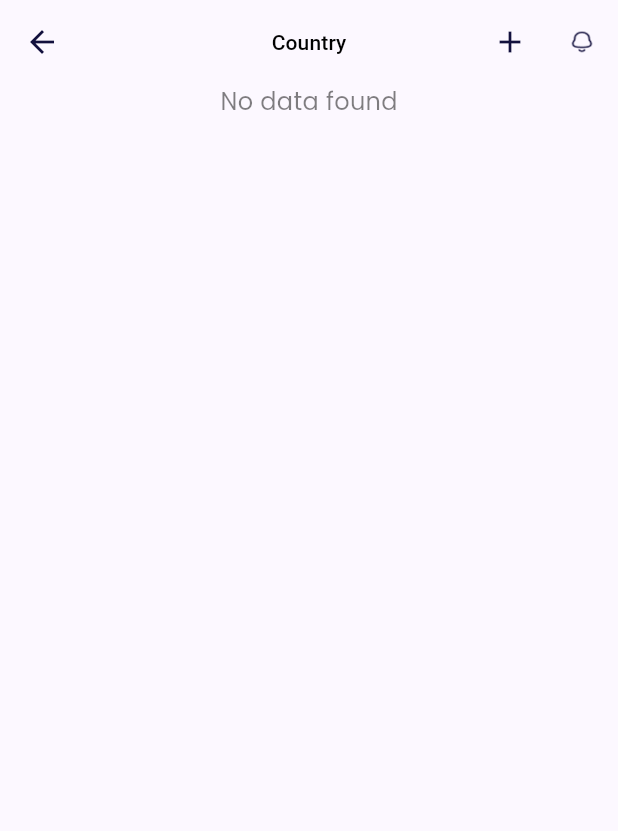
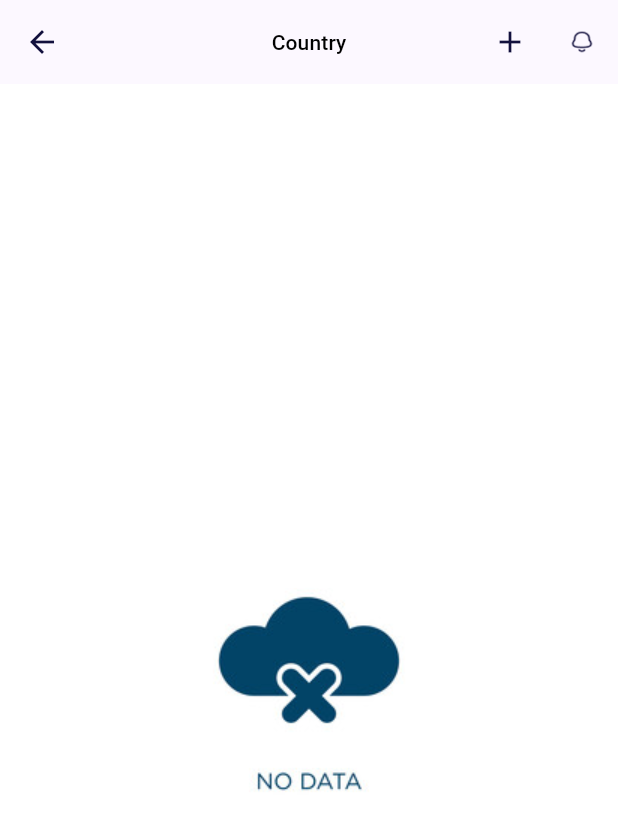
Before and after one commit to frontendweb-sg/shoal_app, a Flutter app: the CountryScreen screen opened directly, on a phone screen of 412 x 824 dp. Shown: the top 831 px of the screen. Run offline on Flutter 3.47's test engine with Material 3 defaults, Android fonts, the phone set to English and light mode, and no system bars; our stand-ins replace dartz, dio, dots_indicator, equatable, file_picker, flutter_riverpod and 7 more; accounts and stored records are empty; generated files the repository leaves out were written again; network calls fail; project files that could hold a hidden picture were left out.

Commit message:
add no data image

```diff
--- a/lib/core/constants/images.dart
+++ b/lib/core/constants/images.dart
@@ -25,6 +25,7 @@ class AppImage {
   static const imgWalletTabIcon = "assets/images/wallet-tab-icon.svg";
   static const imgInfoGrayIcon = "assets/images/info-gray-icon.svg";
 
+  static const imgNoImage = "assets/images/no-image.jpg";
   static const imgHomeScreenBg = "assets/images/home-top-bg.png";
   static const imgCreditCardIcon = "assets/images/credit-card-Icon.png";
   static const imgUserDollarIcon = "assets/images/user-dollar-icon.png";
--- a/lib/modules/country/presenter/pages/add_country.dart
+++ b/lib/modules/country/presenter/pages/add_country.dart
@@ -1,11 +1,7 @@
-import 'dart:isolate';
-
 import 'package:flutter/material.dart';
 import 'package:flutter_riverpod/flutter_riverpod.dart';
-import 'package:shoal_app/config/theme/colors.dart';
 import 'package:shoal_app/config/theme/decorations.dart';
 import 'package:shoal_app/config/theme/typography.dart';
-import 'package:shoal_app/core/errors/failure.dart';
 import 'package:shoal_app/core/i18n/contents.dart';
 import 'package:shoal_app/core/params/params.dart';
 import 'package:shoal_app/modules/country/presenter/providers/country.dart';
--- a/lib/modules/country/presenter/pages/country.dart
+++ b/lib/modules/country/presenter/pages/country.dart
@@ -1,6 +1,7 @@
 import 'package:flutter/material.dart';
 import 'package:flutter_riverpod/flutter_riverpod.dart';
 import 'package:shoal_app/config/theme/colors.dart';
+import 'package:shoal_app/core/constants/images.dart';
 import 'package:shoal_app/modules/country/presenter/pages/add_country.dart';
 import 'package:shoal_app/modules/country/presenter/providers/country.dart';
 import 'package:shoal_app/shared/widgets/navbar.dart';
@@ -64,12 +65,16 @@ class _CountryScreenState extends ConsumerState<CountryScreen> {
           child: Container(
             child: data.whenOrNull(
               data: (data) => data!.isEmpty
-                  ? const Center(
-                      child: Column(
-                      children: [
-                        Text("No data found"),
-                      ],
-                    ))
+                  ? Container(
+                      width: double.infinity,
+                      height: double.infinity,
+                      color: AppColor.kWhite,
+                      child: Center(
+                        child: Image.asset(
+                          AppImage.imgNoImage,
+                        ),
+                      ),
+                    )
                   : ListView.builder(
                       itemCount: data.length,
                       itemBuilder: (builder, index) => ListTile(
--- a/lib/shared/providers/graphql.dart
+++ b/lib/shared/providers/graphql.dart
@@ -1,8 +1,6 @@
 import 'package:flutter_riverpod/flutter_riverpod.dart';
 import 'package:graphql_flutter/graphql_flutter.dart';
 import 'package:shoal_app/core/graphql/config.dart';
-import 'package:shoal_app/core/utils/storage_service.dart';
-import 'package:shoal_app/globals.dart';
 
 // final graphqlClientProvider = Provider<GraphQLClient>(
 //   (ref) {
@@ -23,6 +21,5 @@ import 'package:shoal_app/globals.dart';
 
 final graphqlClientProvider = Provider<GraphQLClient>((ref) {
   GraphQlConfig config = GraphQlConfig();
-
   return config.init();
 });
```
Also changed, not shown: assets/images/no-image.jpg (added).
